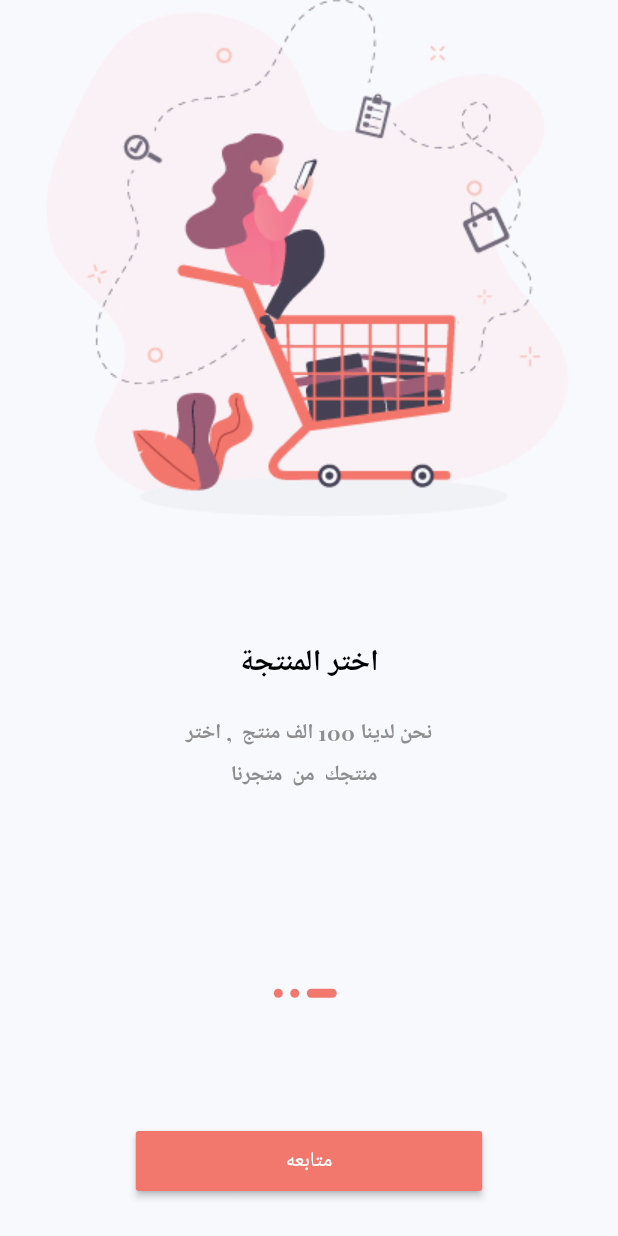
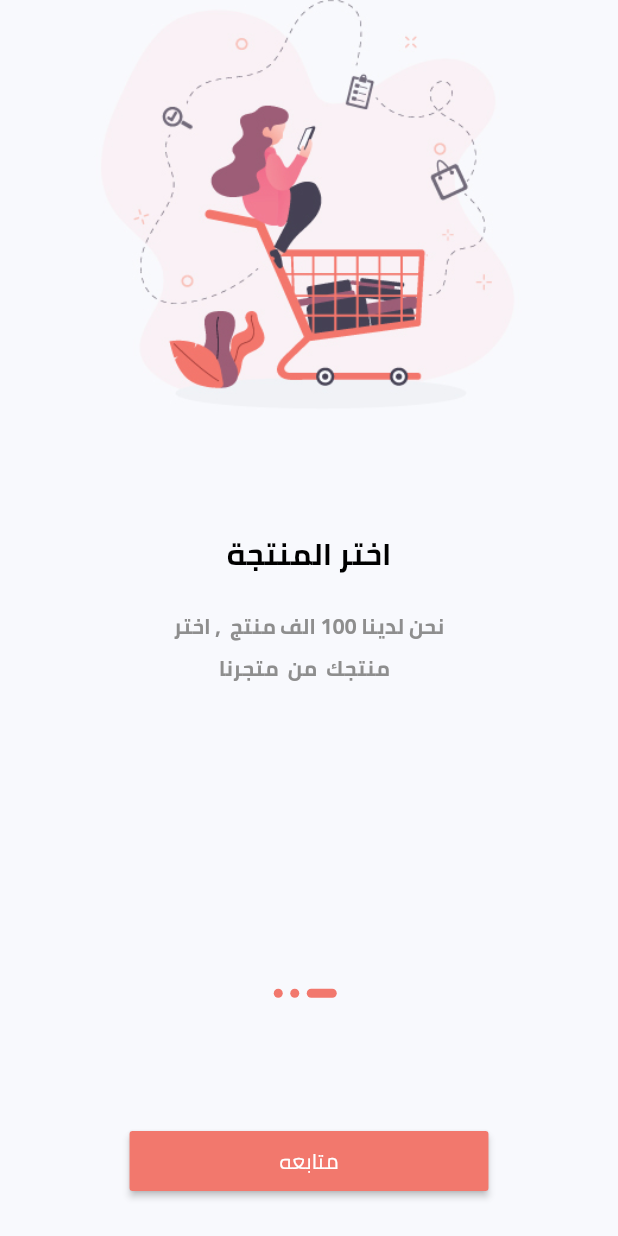
Before and after one commit to Abdulkrim/ecommerce_app, a Flutter app: the screen it shows after launch, after a tap on "Ar", on a phone screen of 412 x 824 dp. Run offline on Flutter 3.47's test engine with Material 3 defaults, Android fonts, the phone set to English and light mode, and no system bars; our stand-ins replace flutter_otp_text_field, get, shared_preferences; project files that could hold a hidden picture were left out.

Commit message:
21 - changeTheme

```diff
--- /dev/null
+++ b/lib/core/constant/app_theme.dart
@@ -0,0 +1,59 @@
+import 'package:ecommerce_app/core/constant/app_color.dart';
+import 'package:flutter/material.dart';
+
+ThemeData themeEnglish = ThemeData(
+          fontFamily: "PlayfairDisplay",
+          textTheme: TextTheme(
+            headlineSmall: TextStyle(
+              fontWeight: FontWeight.bold,
+              fontSize: 20,
+              color: AppColor.black,
+            ),
+            headlineMedium:TextStyle(
+              fontWeight: FontWeight.bold,
+              fontSize: 26,
+              color: AppColor.black,
+            ),
+            bodyLarge: TextStyle(
+              height: 2,
+              color: AppColor.grey,
+              fontWeight: FontWeight.bold,
+              fontSize: 14,
+            ),
+            bodySmall: TextStyle(
+              height: 2,
+              color: AppColor.grey,
+              fontSize: 14,
+            ),
+          ),
+          primarySwatch: Colors.blue,
+        );
+
+
+        ThemeData themeArabic = ThemeData(
+          fontFamily: "Cairo",
+          textTheme: TextTheme(
+            headlineSmall: TextStyle(
+              fontWeight: FontWeight.bold,
+              fontSize: 20,
+              color: AppColor.black,
+            ),
+            headlineMedium:TextStyle(
+              fontWeight: FontWeight.bold,
+              fontSize: 26,
+              color: AppColor.black,
+            ),
+            bodyLarge: TextStyle(
+              height: 2,
+              color: AppColor.grey,
+              fontWeight: FontWeight.bold,
+              fontSize: 14,
+            ),
+            bodySmall: TextStyle(
+              height: 2,
+              color: AppColor.grey,
+              fontSize: 14,
+            ),
+          ),
+          primarySwatch: Colors.blue,
+        );
--- a/lib/core/localization/change_local.dart
+++ b/lib/core/localization/change_local.dart
@@ -1,15 +1,19 @@
+import 'package:ecommerce_app/core/constant/app_theme.dart';
 import 'package:ecommerce_app/core/services/services.dart';
 import 'package:flutter/material.dart';
 import 'package:get/get.dart';
 
 class LocalController extends GetxController {
   Locale? language;
+  ThemeData appTheme =themeEnglish;
 
   MyServices myServices = Get.find();
 
   changeLang(String langeCode) {
     Locale locale = Locale(langeCode);
     myServices.sharedPreferences.setString("lang", langeCode);
+    appTheme = langeCode =="ar" ?themeArabic:themeEnglish;
+    Get.changeTheme(appTheme);
     Get.updateLocale(locale);
   }
 
@@ -18,10 +22,13 @@ class LocalController extends GetxController {
     String? sharedPrefLang = myServices.sharedPreferences.getString("lang");
     if (sharedPrefLang == "ar") {
       language = Locale("ar");
+      appTheme = themeArabic;
     } else if (sharedPrefLang == "en") {
       language = Locale("en");
+      appTheme = themeEnglish;
     } else {
       language = Locale(Get.deviceLocale!.languageCode);
+      appTheme = themeEnglish;
     }
     super.onInit();
   }
--- a/lib/main.dart
+++ b/lib/main.dart
@@ -25,33 +25,7 @@ class MyApp extends StatelessWidget {
       translations: MyTranslation(),
         debugShowCheckedModeBanner: false,
         title: 'Flutter Demo',
-        theme: ThemeData(
-          fontFamily: "PlayfairDisplay",
-          textTheme: TextTheme(
-            headlineSmall: TextStyle(
-              fontWeight: FontWeight.bold,
-              fontSize: 20,
-              color: AppColor.black,
-            ),
-            headlineMedium:TextStyle(
-              fontWeight: FontWeight.bold,
-              fontSize: 26,
-              color: AppColor.black,
-            ),
-            bodyLarge: TextStyle(
-              height: 2,
-              color: AppColor.grey,
-              fontWeight: FontWeight.bold,
-              fontSize: 14,
-            ),
-            bodySmall: TextStyle(
-              height: 2,
-              color: AppColor.grey,
-              fontSize: 14,
-            ),
-          ),
-          primarySwatch: Colors.blue,
-        ),
+        theme: controller.appTheme,
         routes: routes,
         home:
         // Test(),
--- a/lib/view/wiget/on_boarding/custom_slider.dart
+++ b/lib/view/wiget/on_boarding/custom_slider.dart
@@ -1,4 +1,5 @@
 import 'package:ecommerce_app/controller/on_boarding/on_boarding_controller.dart';
+import 'package:ecommerce_app/core/constant/app_color.dart';
 import 'package:ecommerce_app/data/data_source/static/static.dart';
 import 'package:flutter/material.dart';
 import 'package:get/get.dart';
@@ -17,15 +18,19 @@ class CustomSliderOnBoarding extends GetView<OnBoardingControllerImp> {
           Image.asset(
             onBoardingList[index].image!,
             // width: 200,
-            // height: 250,
-            // fit: BoxFit.fill,
+            height: Get.width / 1.5,
+            fit: BoxFit.fill,
           ),
           SizedBox(
             height: 80,
           ),
           Text(
             onBoardingList[index].title!,
-            style: Theme.of(context).textTheme.headlineSmall,
+            style: TextStyle(
+              fontWeight: FontWeight.bold,
+              fontSize: 20,
+              color: AppColor.black,
+            ),
           ),
           SizedBox(
             height: 20,
@@ -36,7 +41,12 @@ class CustomSliderOnBoarding extends GetView<OnBoardingControllerImp> {
             child: Text(
               onBoardingList[index].body!,
               textAlign: TextAlign.center,
-              style: Theme.of(context).textTheme.bodyLarge,
+              style: TextStyle(
+                height: 2,
+                color: AppColor.grey,
+                fontWeight: FontWeight.bold,
+                fontSize: 14,
+              ),
             ),
           ),
         ],
```
